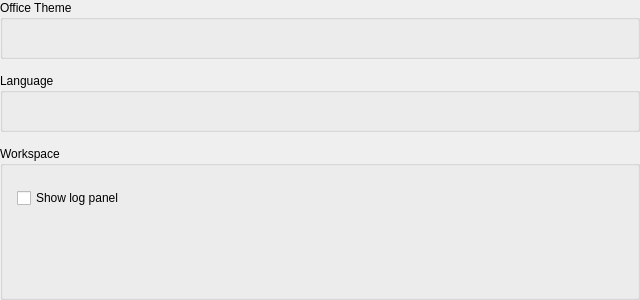
Old version of the form src/gui/BackstageApplicationSettingsWidget.ui in the repository hikki1998/PointcloudViewer.
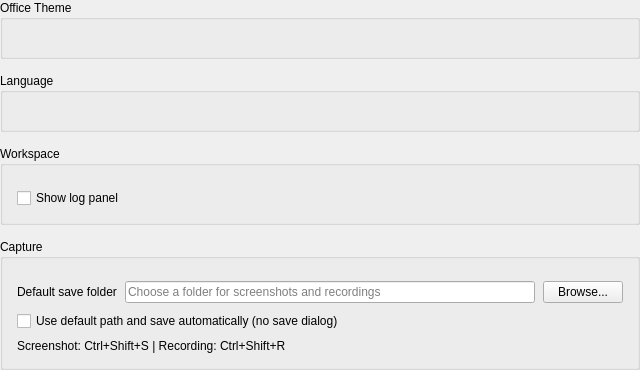
New version of the form.

Patch:
```diff
--- a/src/gui/BackstageApplicationSettingsWidget.ui
+++ b/src/gui/BackstageApplicationSettingsWidget.ui
@@ -115,6 +115,75 @@
      </layout>
     </widget>
    </item>
+     <item>
+        <widget class="QGroupBox" name="captureGroup">
+         <property name="title">
+            <string>Capture</string>
+         </property>
+         <layout class="QVBoxLayout" name="captureLayout">
+            <property name="leftMargin">
+             <number>14</number>
+            </property>
+            <property name="topMargin">
+             <number>22</number>
+            </property>
+            <property name="rightMargin">
+             <number>14</number>
+            </property>
+            <property name="bottomMargin">
+             <number>14</number>
+            </property>
+            <property name="spacing">
+             <number>8</number>
+            </property>
+            <item>
+             <layout class="QHBoxLayout" name="capturePathLayout">
+                <property name="spacing">
+                 <number>8</number>
+                </property>
+                <item>
+                 <widget class="QLabel" name="capturePathLabel">
+                    <property name="text">
+                     <string>Default save folder</string>
+                    </property>
+                 </widget>
+                </item>
+                <item>
+                 <widget class="QLineEdit" name="captureSaveDirectoryLineEdit">
+                    <property name="placeholderText">
+                     <string>Choose a folder for screenshots and recordings</string>
+                    </property>
+                 </widget>
+                </item>
+                <item>
+                 <widget class="QPushButton" name="captureBrowseButton">
+                    <property name="text">
+                     <string>Browse...</string>
+                    </property>
+                 </widget>
+                </item>
+             </layout>
+            </item>
+            <item>
+             <widget class="QCheckBox" name="captureAutoSaveCheckBox">
+                <property name="text">
+                 <string>Use default path and save automatically (no save dialog)</string>
+                </property>
+             </widget>
+            </item>
+            <item>
+             <widget class="QLabel" name="captureShortcutHintLabel">
+                <property name="text">
+                 <string>Screenshot: Ctrl+Shift+S | Recording: Ctrl+Shift+R</string>
+                </property>
+                <property name="wordWrap">
+                 <bool>true</bool>
+                </property>
+             </widget>
+            </item>
+         </layout>
+        </widget>
+     </item>
   </layout>
  </widget>
  <resources/>
```
